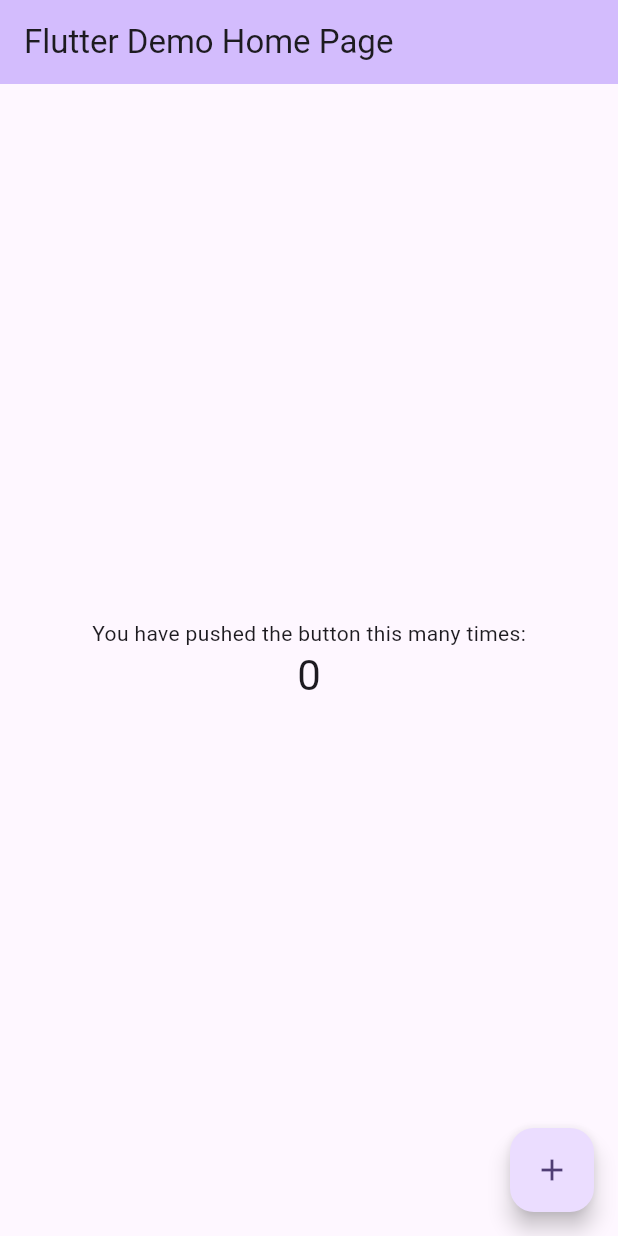
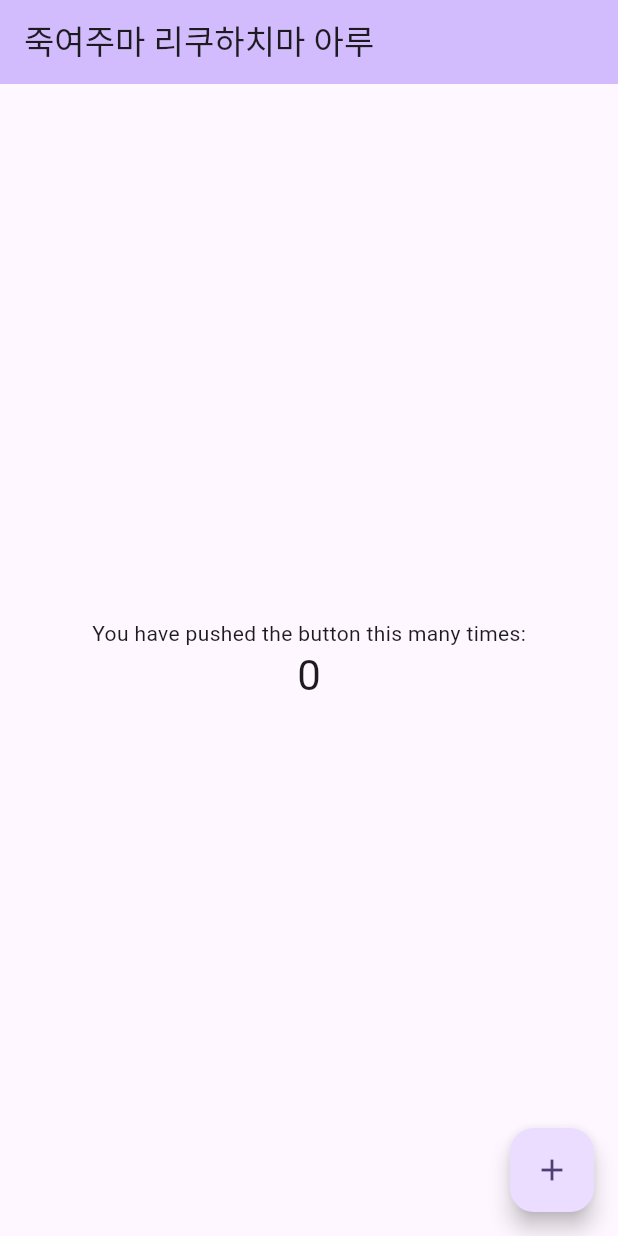
Before and after one commit to neworld10/iHateSchool, a Flutter app: the screen it shows after launch, on a phone screen of 412 x 824 dp. Run offline on Flutter 3.47's test engine with Material 2 defaults, Android fonts, the phone set to English and light mode, and no system bars.

Commit message:
죽여주마 리쿠하치마 아루

```diff
--- a/TARGET/230821/lib/main.dart
+++ b/TARGET/230821/lib/main.dart
@@ -16,7 +16,7 @@ class MyApp extends StatelessWidget {
         colorScheme: ColorScheme.fromSeed(seedColor: Colors.deepPurple),
         useMaterial3: true,
       ),
-      home: const MyHomePage(title: 'Flutter Demo Home Page'),
+      home: const MyHomePage(title: '죽여주마 리쿠하치마 아루'),
     );
   }
 }
```
Also changed, not shown: 3 other files.
